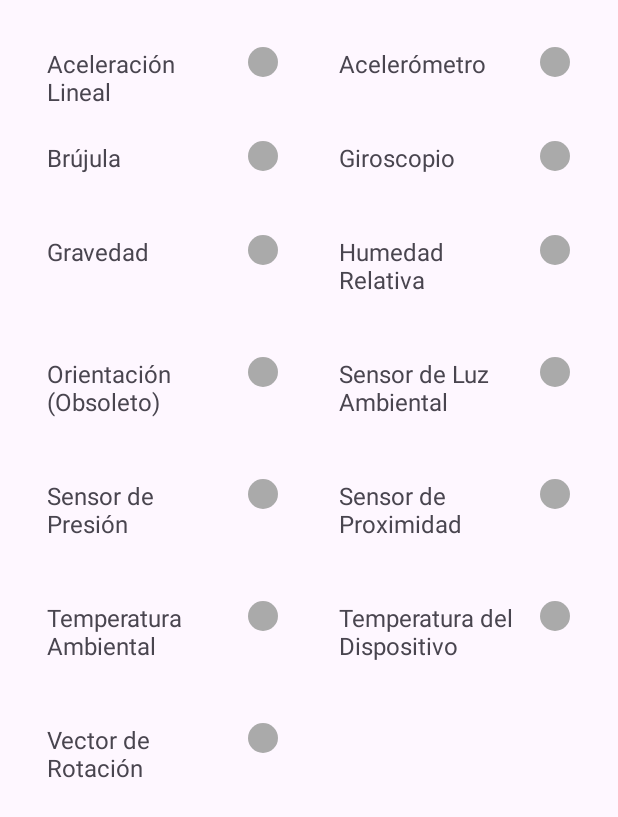
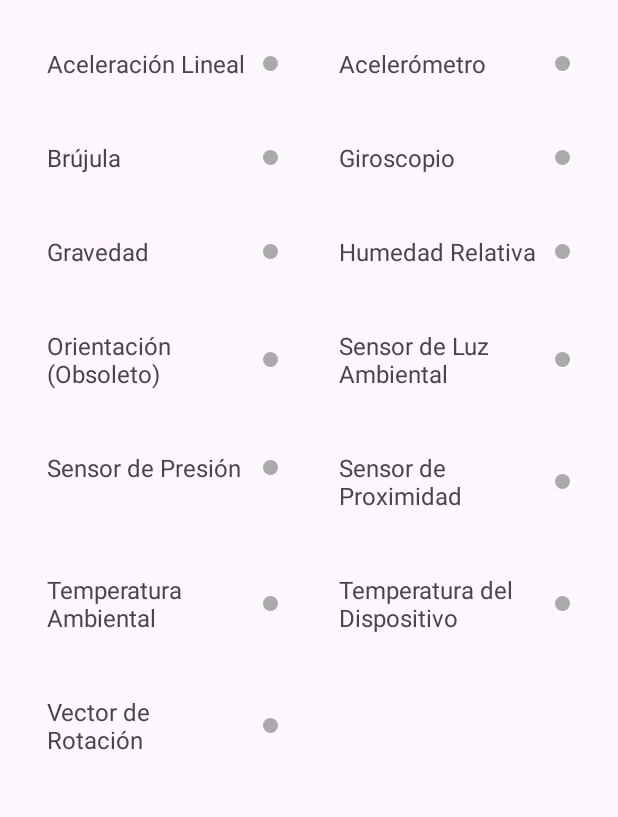
Before and after one commit to darlber/PMDM06, an Android app: the screen it shows after launch (MainActivity), after a tap on "Aceleración Lineal", on a phone screen of 412 x 824 dp. Shown: the top 817 px of the screen. Run offline under Robolectric (Android 15) with nearby library versions, the phone set to English and light mode, and no system bars.

Commit message:
feat: Implement sensor data display and navigation
This commit introduces the ability to display sensor data and navigate to specific sensor details.

**Changes:**

*   **Sensor Item Interaction:**
    *   Modified `SensorAdapter.java` to:
        *   Open a new activity when a sensor item is clicked.
        * Show a toast message if sensor is not available.
        * Log sensor clicks for debugging.
    *   Added a sensor check before starting the intent.
    * Added an `Intent` to open the new activities.
*   **Sensor-Specific Activities:**
    *   Created `LinearAcceleration.java` to:
        *   Display linear acceleration data.
        *   Show a description of the sensor.
        *   Implement `SensorEventListener` for real-time updates.
        *   Register and unregister the sensor listener.
        *   Display sensor values (X, Y, Z) in the UI.
    *   Created `Accelerometer.java` to:
        *   Display accelerometer data.
        *   Show a description of the sensor.
        *   Implement `SensorEventListener` for real-time updates.
        *   Register and unregister the sensor listener.
        *   Display sensor values (X, Y, Z) in the UI.
*   **Layout Updates:**
    *   Created `linear_acceleration.xml` layout to display sensor details.
    *   Modified `sensor_item.xml` to:
        *   Reduce the size of the status circle.
        * Center the status circle vertically.
*   **Manifest:**
    *   Added `LinearAcceleration` and `Accelerometer` to `AndroidManifest.xml`.
* **Main Activity**
    * Removed unnecessary variables.

```diff
--- a/app/src/main/java/com/example/pmdm06/ArrayAdapter/SensorAdapter.java
+++ b/app/src/main/java/com/example/pmdm06/ArrayAdapter/SensorAdapter.java
@@ -1,8 +1,10 @@
 package com.example.pmdm06.ArrayAdapter;
 
 import android.content.Context;
+import android.content.Intent;
 import android.hardware.Sensor;
 import android.hardware.SensorManager;
+import android.util.Log;
 import android.view.LayoutInflater;
 import android.view.View;
 import android.view.ViewGroup;
@@ -12,6 +14,8 @@ import android.widget.TextView;
 import android.widget.Toast;
 
 import com.example.pmdm06.R;
+import com.example.pmdm06.Sensors.Accelerometer;
+import com.example.pmdm06.Sensors.LinearAcceleration;
 
 import java.util.List;
 
@@ -53,17 +57,38 @@ public class SensorAdapter extends BaseAdapter {
             sensorStatus.setImageResource(R.drawable.grey_circle);
         }
         convertView.setOnClickListener(v -> {
-            boolean isSensorAvailable = sensorAvailable(position);  //Verificar disponibilidad
-            String message = isSensorAvailable ? "Sensor disponible" : "Sensor no disponible";
-            Toast.makeText(context, message, Toast.LENGTH_SHORT).show();
+            String sensorNameText = sensorNames.get(position);
+            Log.d("SensorDebug", "Clicked sensor: " + sensorNameText);
+            boolean isSensorAvailable = sensorAvailable(position);
+
+            if (!isSensorAvailable) {
+                String message = "Sensor no disponible";
+                Toast.makeText(context, message, Toast.LENGTH_SHORT).show();
+                return; // Si no está disponible, no hacer nada más
+            }
+
+            // Si el sensor está disponible, se abre el intent
+            Intent intent;
+            if ("Aceleración Lineal".equals(sensorNameText)) {
+                intent = new Intent(context, LinearAcceleration.class);
+            } else if ("Acelerómetro".equals(sensorNameText)) {
+                intent = new Intent(context, Accelerometer.class);
+            } else {
+                return; // Evita abrir una actividad incorrecta
+            }
+            intent.putExtra("sensor_name", sensorNames.get(position));
+            context.startActivity(intent);
         });
+        ;
 
 
         return convertView;
     }
+
     private boolean sensorAvailable(int position) {
         return sensorManager.getDefaultSensor(sensorTypes.get(position)) != null;
     }
+
     @Override
     public int getCount() {
         return sensorNames.size();
--- a/app/src/main/java/com/example/pmdm06/MainActivity.java
+++ b/app/src/main/java/com/example/pmdm06/MainActivity.java
@@ -1,13 +1,9 @@
 package com.example.pmdm06;
 
 import android.hardware.Sensor;
-import android.hardware.SensorManager;
 import android.os.Bundle;
-import android.view.View;
-import android.widget.ArrayAdapter;
 import android.widget.GridView;
-import android.widget.ImageView;
-import android.widget.TextView;
+
 import androidx.appcompat.app.AppCompatActivity;
 
 import com.example.pmdm06.ArrayAdapter.SensorAdapter;
@@ -19,7 +15,6 @@ import java.util.List;
 public class MainActivity extends AppCompatActivity {
 
     private GridView sensorGrid;
-    private SensorManager sensorManager;
     private List<String> sensorNames;
     private List<Integer> sensorTypes;
 
@@ -29,7 +24,7 @@ public class MainActivity extends AppCompatActivity {
         setContentView(R.layout.activity_main);
 
         sensorGrid = findViewById(R.id.sensor_grid);
-        sensorManager = (SensorManager) getSystemService(SENSOR_SERVICE);
+        getSystemService(SENSOR_SERVICE);
 
         sensorNames = new ArrayList<>();
         sensorTypes = new ArrayList<>();
--- a/app/src/main/res/layout/sensor_item.xml
+++ b/app/src/main/res/layout/sensor_item.xml
@@ -17,8 +17,9 @@
     <!-- Círculo verde o gris -->
     <ImageView
         android:id="@+id/sensor_status"
-        android:layout_width="20dp"
-        android:layout_height="20dp"
-        android:layout_marginLeft="10dp"
+        android:layout_width="10dp"
+        android:layout_height="10dp"
+        android:layout_gravity="center_vertical"
+        android:layout_marginStart="10dp"
         android:src="@drawable/grey_circle" /> <!-- Inicialmente gris -->
 </LinearLayout>
```
Also changed, not shown: app/src/main/AndroidManifest.xml (+24 -0 lines), app/src/main/java/com/example/pmdm06/Sensors/Accelerometer.java (added, +68 -0 lines), app/src/main/java/com/example/pmdm06/Sensors/LinearAcceleration.java (added, +67 -0 lines), app/src/main/res/layout/linear_acceleration.xml (added, +24 -0 lines).
